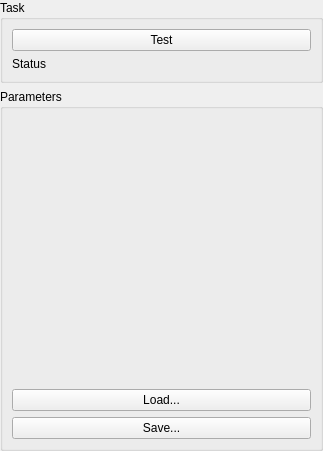
The window that AcfSln/Include/iqtinsp/CGeneralSupplierGuiComp.ui (ImagingTools/AcfPublic) describes before a commit, drawn with Qt 5.
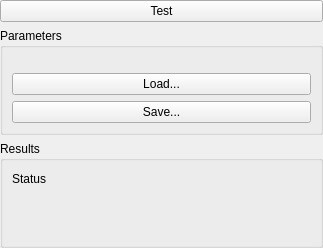
The same window after the commit. Icons and pictures are not drawn.

The edit to the form file:
```diff
--- a/AcfSln/Include/iqtinsp/CGeneralSupplierGuiComp.ui
+++ b/AcfSln/Include/iqtinsp/CGeneralSupplierGuiComp.ui
@@ -7,7 +7,7 @@
     <x>0</x>
     <y>0</y>
     <width>323</width>
-    <height>451</height>
+    <height>248</height>
    </rect>
   </property>
   <property name="windowTitle">
@@ -18,48 +18,20 @@
     <number>0</number>
    </property>
    <item>
-    <widget class="QGroupBox" name="groupBox">
+    <widget class="QPushButton" name="TestButton">
      <property name="sizePolicy">
-      <sizepolicy hsizetype="Preferred" vsizetype="Maximum">
+      <sizepolicy hsizetype="Preferred" vsizetype="Fixed">
        <horstretch>0</horstretch>
        <verstretch>0</verstretch>
       </sizepolicy>
      </property>
-     <property name="title">
-      <string>Task</string>
+     <property name="text">
+      <string>Test</string>
      </property>
-     <layout class="QGridLayout" name="gridLayout">
-      <item row="0" column="0" colspan="3">
-       <widget class="QPushButton" name="TestButton">
-        <property name="sizePolicy">
-         <sizepolicy hsizetype="Preferred" vsizetype="Fixed">
-          <horstretch>0</horstretch>
-          <verstretch>0</verstretch>
-         </sizepolicy>
-        </property>
-        <property name="text">
-         <string>Test</string>
-        </property>
-       </widget>
-      </item>
-      <item row="1" column="0">
-       <widget class="QLabel" name="label_2">
-        <property name="text">
-         <string>Status</string>
-        </property>
-       </widget>
-      </item>
-      <item row="1" column="1" colspan="2">
-       <widget class="QLabel" name="StatusLabel">
-        <property name="text">
-         <string/>
-        </property>
-        <property name="alignment">
-         <set>Qt::AlignRight|Qt::AlignTrailing|Qt::AlignVCenter</set>
-        </property>
-       </widget>
-      </item>
-     </layout>
+     <property name="icon">
+      <iconset resource="../../../Acf/Include/iqtgui/iqtgui.qrc">
+       <normaloff>:/Icons/Play.svg</normaloff>:/Icons/Play.svg</iconset>
+     </property>
     </widget>
    </item>
    <item>
@@ -121,6 +93,45 @@
      </layout>
     </widget>
    </item>
+   <item>
+    <widget class="QGroupBox" name="groupBox_2">
+     <property name="title">
+      <string>Results</string>
+     </property>
+     <layout class="QGridLayout" name="gridLayout">
+      <item row="0" column="0">
+       <widget class="QLabel" name="label_2">
+        <property name="text">
+         <string>Status</string>
+        </property>
+       </widget>
+      </item>
+      <item row="0" column="1">
+       <widget class="QLabel" name="StatusLabel">
+        <property name="text">
+         <string/>
+        </property>
+        <property name="alignment">
+         <set>Qt::AlignRight|Qt::AlignTrailing|Qt::AlignVCenter</set>
+        </property>
+       </widget>
+      </item>
+      <item row="1" column="0" colspan="2">
+       <widget class="QLabel" name="DescriptionLabel">
+        <property name="text">
+         <string/>
+        </property>
+        <property name="alignment">
+         <set>Qt::AlignRight|Qt::AlignTrailing|Qt::AlignVCenter</set>
+        </property>
+       </widget>
+      </item>
+      <item row="2" column="0" colspan="2">
+       <widget class="QWidget" name="UserResultFrame" native="true"/>
+      </item>
+     </layout>
+    </widget>
+   </item>
   </layout>
  </widget>
  <resources/>
```
Left out of the diff: 4 changed lines with no effect on the pictures.
